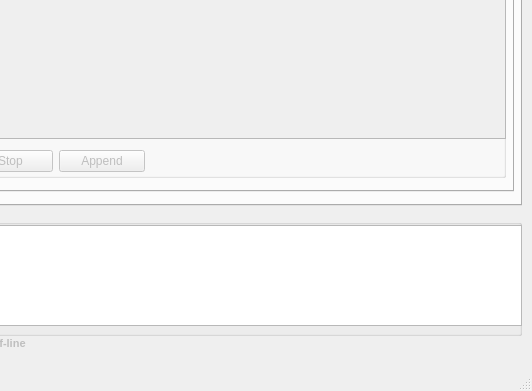
zohannn/motion_manager, file ui/main_window.ui: the form before one commit; both pictures show x 569 to 1101 and y 314 to 705 of the 1101 by 705 pixel window.
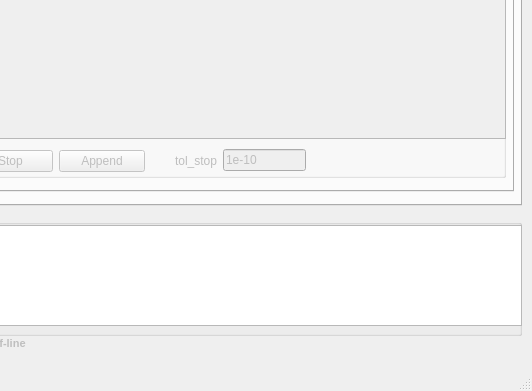
The form after the commit. The open tabs and pages were chosen to show the change. Icons and pictures are not drawn.

Diff of the .ui file:
```diff
--- a/ui/main_window.ui
+++ b/ui/main_window.ui
@@ -862,6 +862,32 @@
           </rect>
          </property>
         </widget>
+        <widget class="QWidget" name="layoutWidget_tol_stop">
+         <property name="geometry">
+          <rect>
+           <x>310</x>
+           <y>210</y>
+           <width>131</width>
+           <height>27</height>
+          </rect>
+         </property>
+         <layout class="QHBoxLayout" name="horizontalLayout_19">
+          <item>
+           <widget class="QLabel" name="label_34">
+            <property name="text">
+             <string>tol_stop</string>
+            </property>
+           </widget>
+          </item>
+          <item>
+           <widget class="QLineEdit" name="lineEdit_tol_stop_mov">
+            <property name="text">
+             <string>1e-10</string>
+            </property>
+           </widget>
+          </item>
+         </layout>
+        </widget>
        </widget>
       </widget>
       <widget class="QWidget" name="tab_task">
```
Left out of the diff: 4 changed lines with no effect on the pictures.
